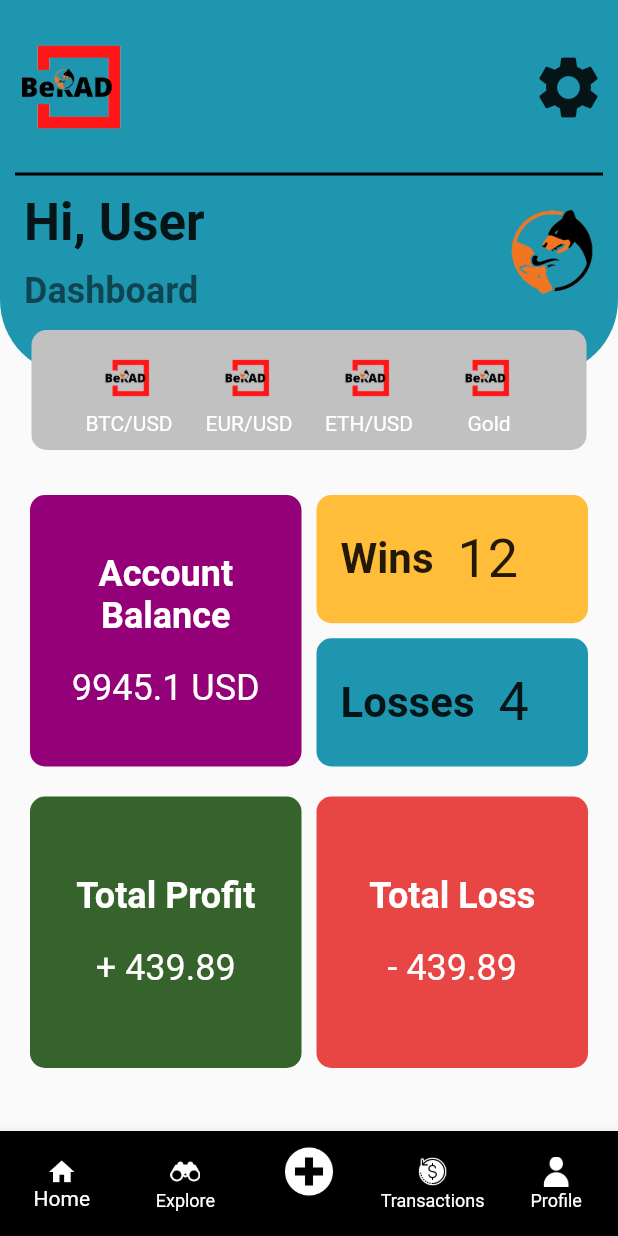
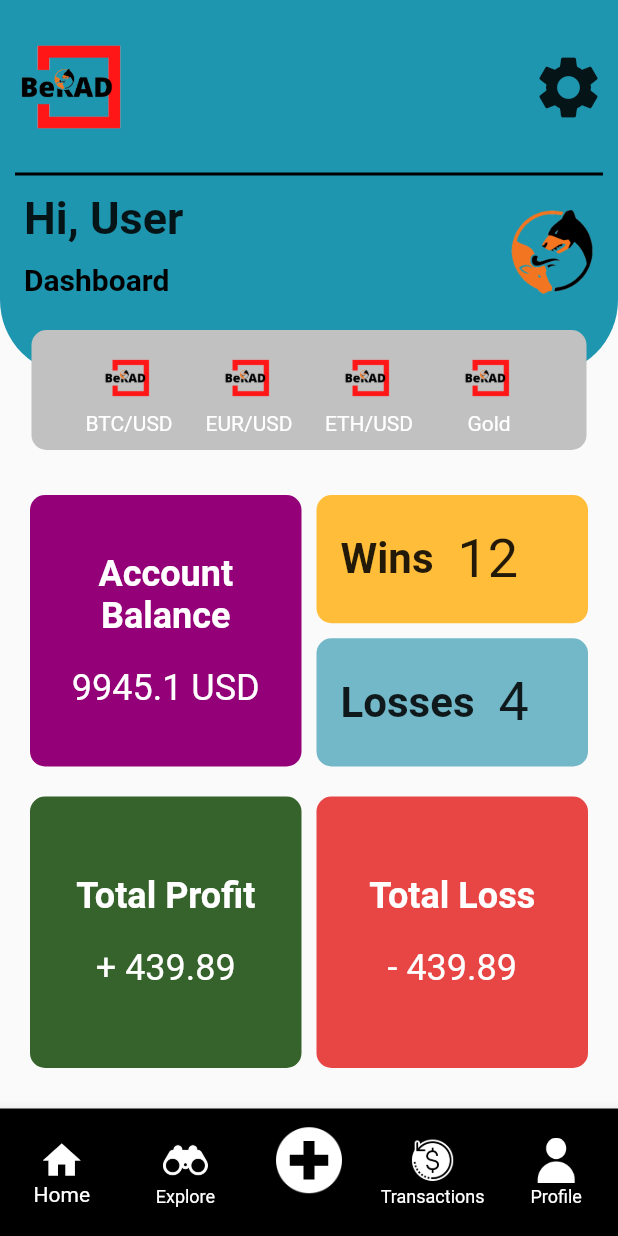
Before and after one commit to besquare-deriv/Developer-Readiness-Challenge, a Flutter app: the screen it shows after launch, on a phone screen of 412 x 824 dp. Run offline on Flutter 3.47's test engine with Material 2 defaults, Android fonts, the phone set to English and light mode, and no system bars; our stand-ins replace searchfield, syncfusion_flutter_charts, toggle_switch; network calls fail.

Commit message:
new update

```diff
--- a/lib/screens/home_page.dart
+++ b/lib/screens/home_page.dart
@@ -91,7 +91,7 @@ class _HomePageState extends State<HomePage> {
                       title: Text(
                         "Hi, $username",
                         style: TextStyle(
-                          fontSize: 34,
+                          fontSize: 30,
                           fontWeight: FontWeight.bold,
                         ),
                       ),
@@ -100,8 +100,9 @@ class _HomePageState extends State<HomePage> {
                         child: Text(
                           "Dashboard",
                           style: TextStyle(
-                            fontSize: 24,
+                            fontSize: 20,
                             fontWeight: FontWeight.bold,
+                            color: Colors.black,
                           ),
                         ),
                       ),
@@ -242,7 +243,7 @@ class _HomePageState extends State<HomePage> {
                   Expanded(
                     child: Container(
                       decoration: BoxDecoration(
-                        color: Color(0xFF1F96B0),
+                        color: Color(0xFF73B8C8),
                         borderRadius: BorderRadius.circular(10),
                       ),
                       child: Center(
--- a/lib/screens/main_nav_screen.dart
+++ b/lib/screens/main_nav_screen.dart
@@ -43,6 +43,7 @@ class _NavigationPageState extends State<NavigationPage> {
           BottomNavigationBarItem(
             icon: Icon(
               Icons.home,
+              size: 30,
               color: Colors.white,
             ),
             label: 'Home',
@@ -50,31 +51,31 @@ class _NavigationPageState extends State<NavigationPage> {
           BottomNavigationBarItem(
             icon: Image.asset(
               'assets/icons/explore.png',
-              height: 20,
-              width: 20,
+              height: 30,
+              width: 30,
             ),
             label: 'Explore',
           ),
           BottomNavigationBarItem(
               icon: Image.asset(
                 'assets/icons/plus.png',
-                height: 40,
-                width: 40,
+                height: 55,
+                width: 55,
               ),
               label: ""),
           BottomNavigationBarItem(
             icon: Image.asset(
               'assets/icons/history.png',
-              height: 20,
-              width: 20,
+              height: 30,
+              width: 30,
             ),
             label: 'Transactions',
           ),
           BottomNavigationBarItem(
             icon: Image.asset(
               'assets/icons/user.png',
-              height: 20,
-              width: 20,
+              height: 30,
+              width: 30,
             ),
             label: 'Profile',
           ),
```
Also changed, not shown: lib/screens/market_list_page.dart (+156 -48 lines).
